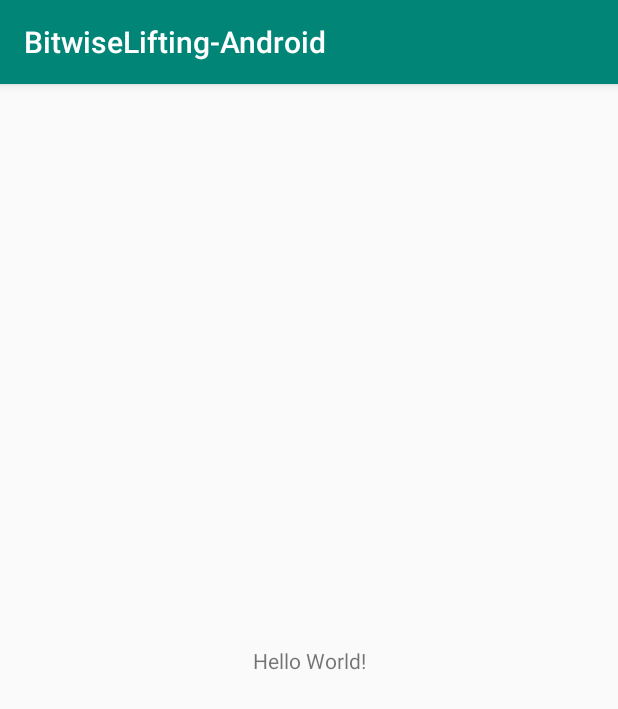
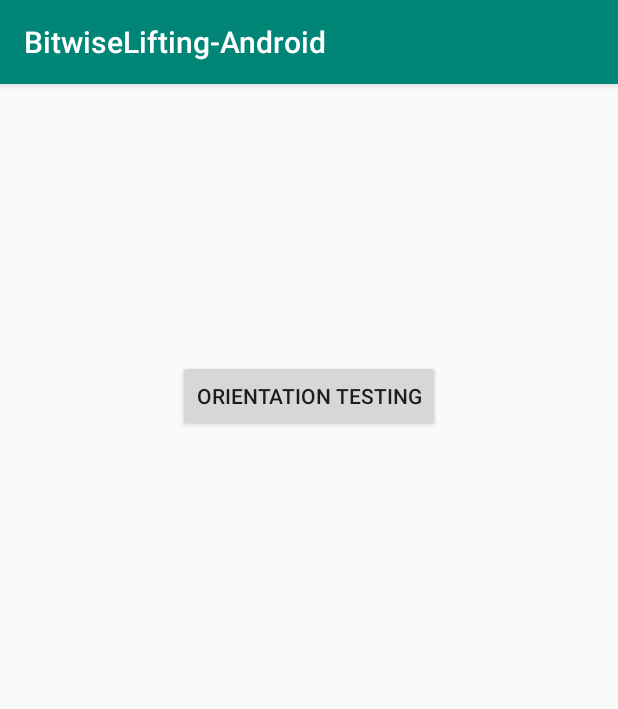
Before and after one commit to jaredglaser/BitwiseLifting-Android, an Android app: the screen it shows after launch (MainActivity), on a phone screen of 412 x 824 dp. Shown: the top 709 px of the screen. Run offline under Robolectric (Android 15) with nearby library versions, the phone set to English and light mode, and no system bars.

Commit message:
added init files for orientation view

```diff
--- a/app/src/main/AndroidManifest.xml
+++ b/app/src/main/AndroidManifest.xml
@@ -9,6 +9,7 @@
         android:roundIcon="@mipmap/ic_launcher_round"
         android:supportsRtl="true"
         android:theme="@style/AppTheme">
+        <activity android:name=".Orientation"></activity>
         <activity android:name=".MainActivity">
             <intent-filter>
                 <action android:name="android.intent.action.MAIN" />
--- a/app/src/main/java/com/bitwiselifting/v1/MainActivity.java
+++ b/app/src/main/java/com/bitwiselifting/v1/MainActivity.java
@@ -1,7 +1,10 @@
 package com.bitwiselifting.v1;
 
+import android.content.Intent;
 import android.support.v7.app.AppCompatActivity;
 import android.os.Bundle;
+import android.view.View;
+import android.widget.Button;
 
 public class MainActivity extends AppCompatActivity {
 
@@ -9,5 +12,25 @@ public class MainActivity extends AppCompatActivity {
     protected void onCreate(Bundle savedInstanceState) {
         super.onCreate(savedInstanceState);
         setContentView(R.layout.activity_main);
+
+        /*
+         * View Declarations
+         */
+        Button orientationTesting = findViewById(R.id.orientationTestingbutton);
+
+
+
+        /*
+         * Listener Declarations
+         */
+        orientationTesting.setOnClickListener(new View.OnClickListener() {
+            public void onClick(View view) {
+                Intent myIntent = new Intent(view.getContext(), Orientation.class);
+                startActivityForResult(myIntent, 0);
+
+            }
+        });
+
+
     }
 }
--- a/app/src/main/res/layout/activity_main.xml
+++ b/app/src/main/res/layout/activity_main.xml
@@ -6,13 +6,20 @@
     android:layout_height="match_parent"
     tools:context=".MainActivity">
 
-    <TextView
+    <Button
+        android:id="@+id/orientationTestingbutton"
         android:layout_width="wrap_content"
         android:layout_height="wrap_content"
-        android:text="Hello World!"
+        android:layout_marginStart="8dp"
+        android:layout_marginLeft="8dp"
+        android:layout_marginTop="8dp"
+        android:layout_marginEnd="8dp"
+        android:layout_marginRight="8dp"
+        android:layout_marginBottom="8dp"
+        android:text="Orientation Testing"
         app:layout_constraintBottom_toBottomOf="parent"
-        app:layout_constraintLeft_toLeftOf="parent"
-        app:layout_constraintRight_toRightOf="parent"
-        app:layout_constraintTop_toTopOf="parent" />
-
+        app:layout_constraintEnd_toEndOf="parent"
+        app:layout_constraintStart_toStartOf="parent"
+        app:layout_constraintTop_toTopOf="parent"
+        app:layout_constraintVertical_bias="0.25" />
 </android.support.constraint.ConstraintLayout>
```
Also changed, not shown: app/src/main/java/com/bitwiselifting/v1/Orientation.java (added, +13 -0 lines), app/src/main/res/layout/activity_orientation.xml (added, +9 -0 lines), 2 other files.
